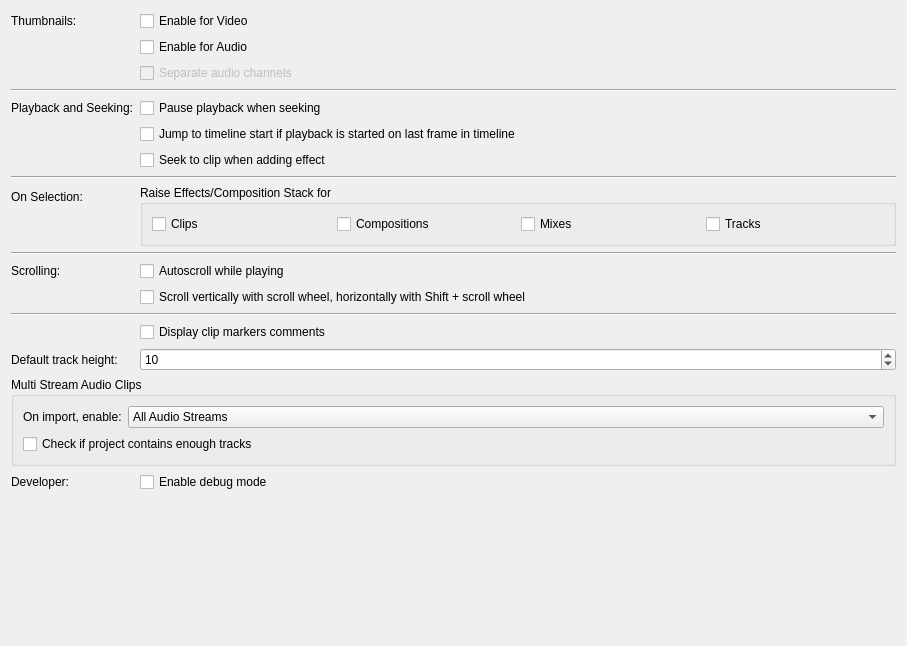
This is src/ui/configtimeline_ui.ui in KDE/kdenlive as Qt 5 draws it before an edit. The edited form follows.
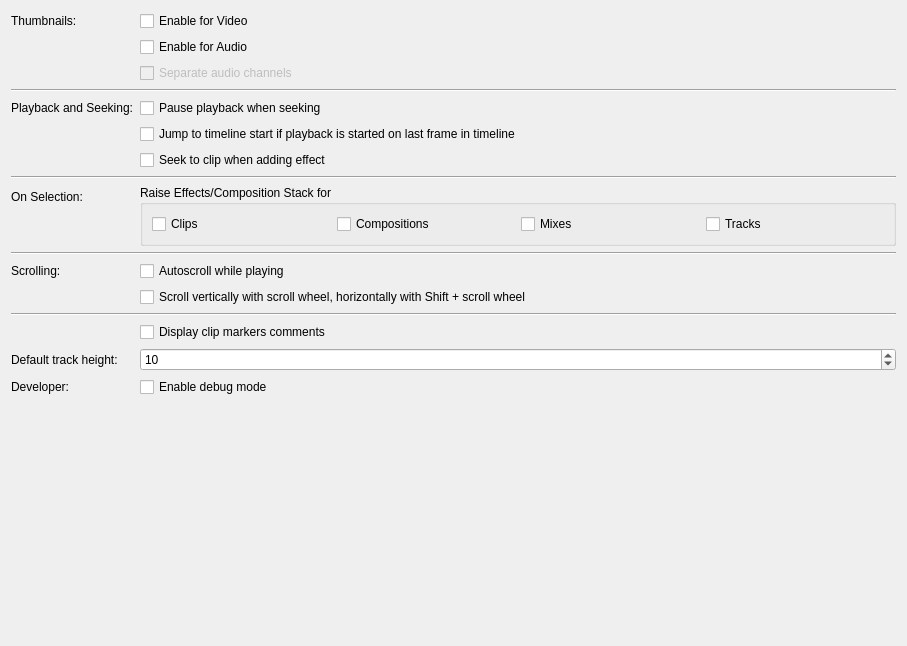
This is the edited form.

```diff
--- a/src/ui/configtimeline_ui.ui
+++ b/src/ui/configtimeline_ui.ui
@@ -157,69 +157,21 @@
      </property>
     </widget>
    </item>
-   <item row="18" column="0" colspan="2">
-    <widget class="QGroupBox" name="groupBox_3">
-     <property name="title">
-      <string>Multi Stream Audio Clips</string>
-     </property>
-     <layout class="QGridLayout" name="gridLayout_4">
-      <item row="0" column="1">
-       <widget class="QComboBox" name="kcfg_multistream">
-        <property name="sizePolicy">
-         <sizepolicy hsizetype="MinimumExpanding" vsizetype="Fixed">
-          <horstretch>0</horstretch>
-          <verstretch>0</verstretch>
-         </sizepolicy>
-        </property>
-        <item>
-         <property name="text">
-          <string>All Audio Streams</string>
-         </property>
-        </item>
-        <item>
-         <property name="text">
-          <string>First Audio Stream</string>
-         </property>
-        </item>
-        <item>
-         <property name="text">
-          <string>First 2 Audio Streams</string>
-         </property>
-        </item>
-       </widget>
-      </item>
-      <item row="0" column="0">
-       <widget class="QLabel" name="label_2">
-        <property name="text">
-         <string>On import, enable:</string>
-        </property>
-       </widget>
-      </item>
-      <item row="1" column="0" colspan="2">
-       <widget class="QCheckBox" name="kcfg_multistream_checktrack">
-        <property name="text">
-         <string>Check if project contains enough tracks</string>
-        </property>
-       </widget>
-      </item>
-     </layout>
-    </widget>
-   </item>
-   <item row="19" column="0">
+   <item row="18" column="0">
     <widget class="QLabel" name="label_6">
      <property name="text">
       <string>Developer:</string>
      </property>
     </widget>
    </item>
-   <item row="19" column="1">
+   <item row="18" column="1">
     <widget class="QCheckBox" name="kcfg_uiDebugMode">
      <property name="text">
       <string>Enable debug mode</string>
      </property>
     </widget>
    </item>
-   <item row="20" column="0">
+   <item row="19" column="0">
     <spacer name="verticalSpacer">
      <property name="orientation">
       <enum>Qt::Orientation::Vertical</enum>
```
Left out of the diff: 76 changed lines with no effect on the pictures.
